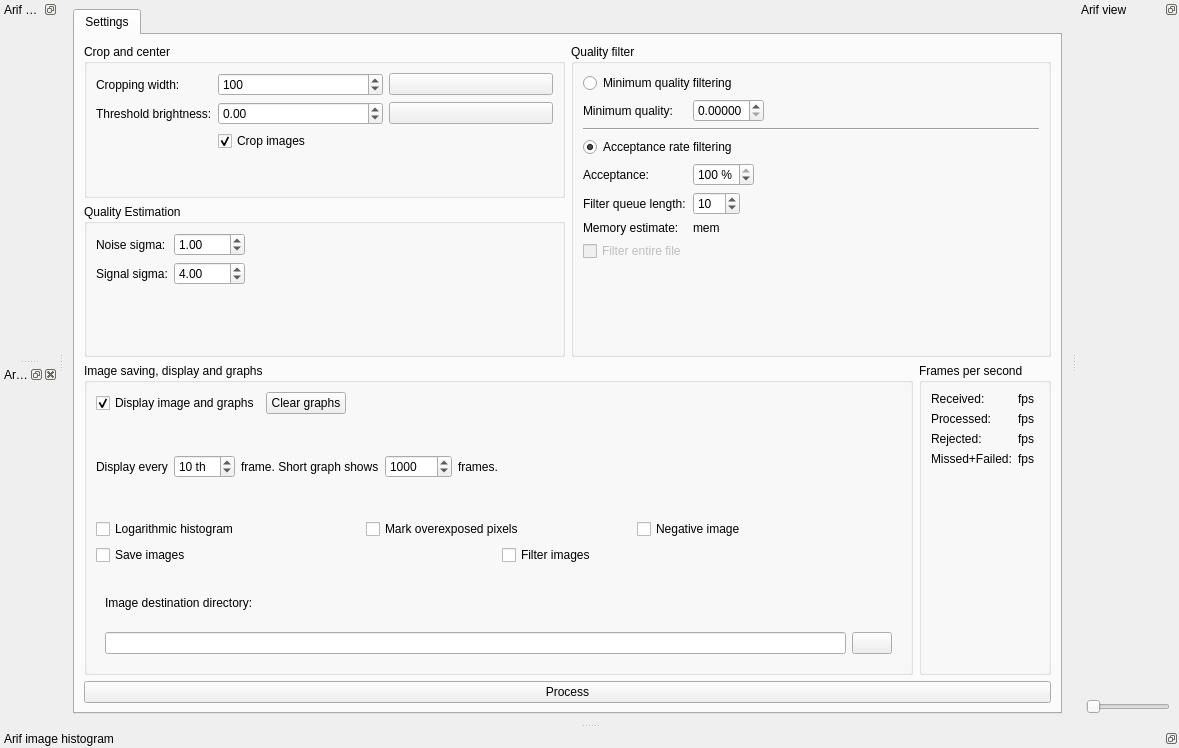
Above: src/arifmainwindow.ui from AD-Vega/arif before the change. Below: the same form after it.
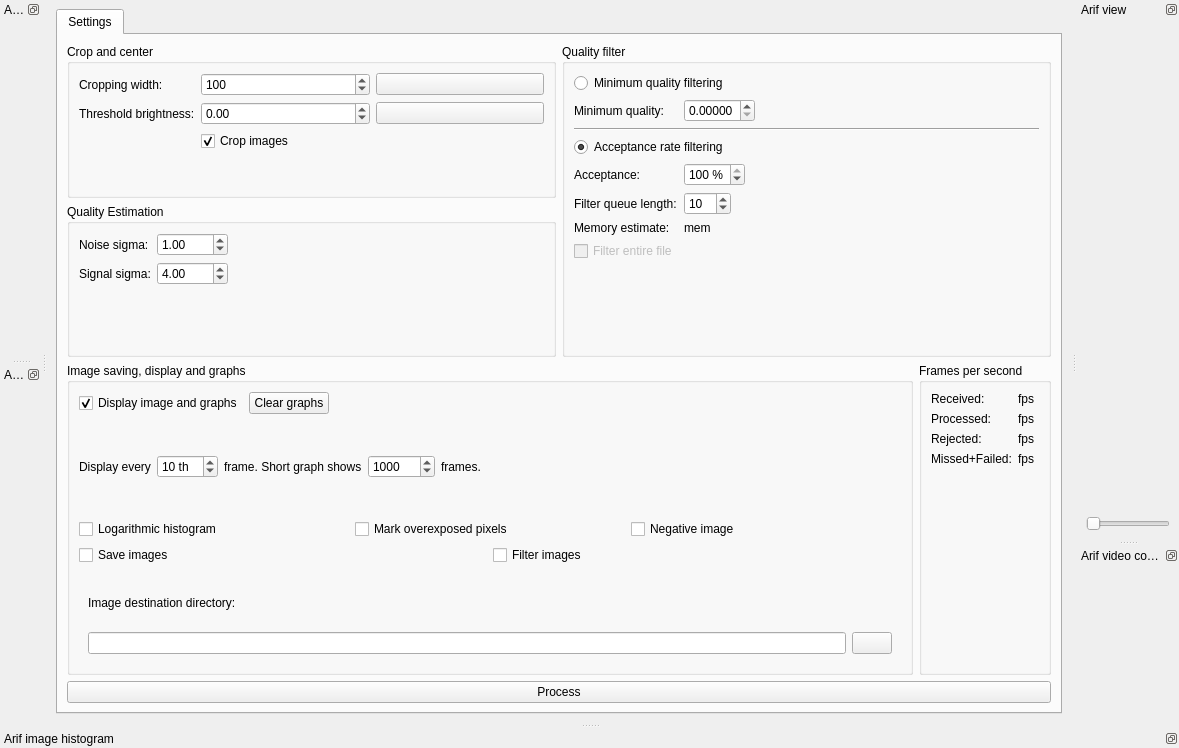
That is the form after the change. Icons and pictures are not drawn. Custom widgets are drawn as their Qt base class.

Commit message: Provide a reasonable default for source control dock.

```diff
--- a/src/arifmainwindow.ui
+++ b/src/arifmainwindow.ui
@@ -638,6 +638,9 @@
    <widget class="QualityGraph" name="qualityGraph"/>
   </widget>
   <widget class="QDockWidget" name="qualityHistogramDock">
+   <property name="features">
+    <set>QDockWidget::DockWidgetFloatable|QDockWidget::DockWidgetMovable</set>
+   </property>
    <property name="windowTitle">
     <string>Arif quality histogram</string>
    </property>
@@ -646,6 +649,21 @@
    </attribute>
    <widget class="QualityHistogram" name="qualityHistogram"/>
   </widget>
+  <widget class="QDockWidget" name="sourceControlDock">
+   <property name="floating">
+    <bool>true</bool>
+   </property>
+   <property name="features">
+    <set>QDockWidget::DockWidgetFloatable|QDockWidget::DockWidgetMovable</set>
+   </property>
+   <property name="windowTitle">
+    <string>Arif video control</string>
+   </property>
+   <attribute name="dockWidgetArea">
+    <number>2</number>
+   </attribute>
+   <widget class="QWidget" name="dockWidgetContents"/>
+  </widget>
  </widget>
  <customwidgets>
   <customwidget>
```
The commit also changes 2 other files.
